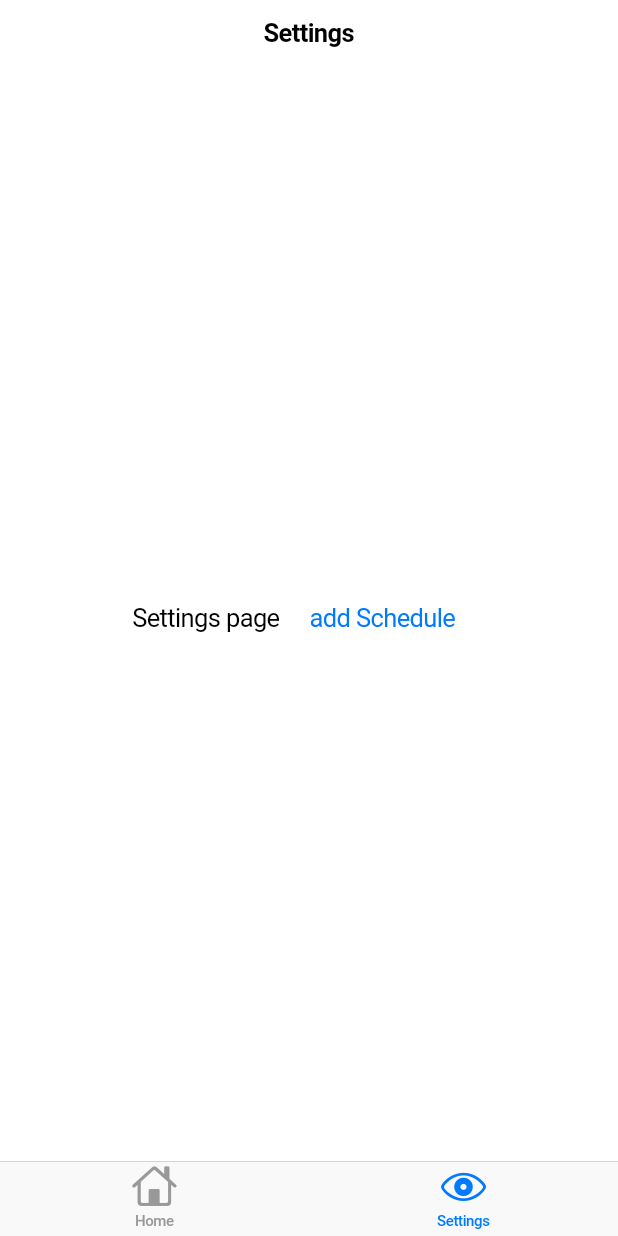
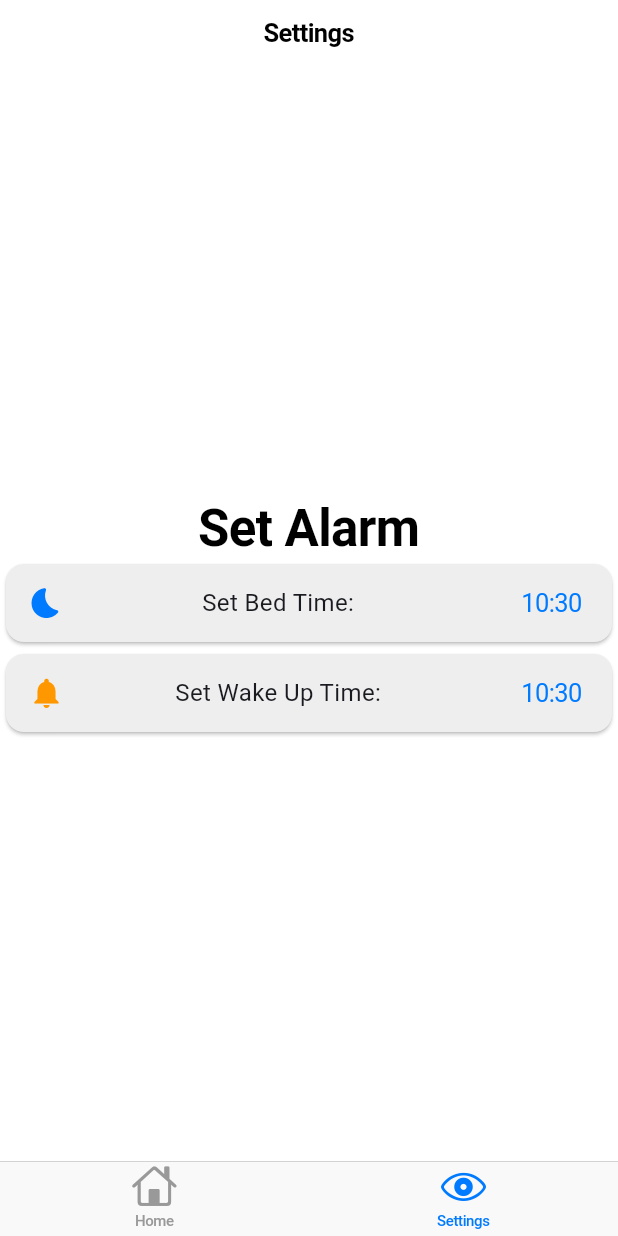
Before and after one commit to ChabanovX/sleep-tracker, a Flutter app: the screen it shows after launch, item 2 of the bottom bar chosen, on a phone screen of 412 x 824 dp. Run offline on Flutter 3.47's test engine with Material 3 defaults, Android fonts, the light colour scheme and no system bars; our stand-ins replace fl_chart, flutter_riverpod, hive, hive_flutter; accounts and stored records are empty.

Commit message:
Setting page

```diff
--- a/sleep_tracker_app/lib/main.dart
+++ b/sleep_tracker_app/lib/main.dart
@@ -1,16 +1,23 @@
-import "package:flutter/cupertino.dart";
-import 'package:flutter/services.dart';
+import 'package:flutter/cupertino.dart';
+import 'package:hive/hive.dart';
+import 'package:hive_flutter/hive_flutter.dart';
+import 'package:provider/provider.dart' as provider;
+import 'package:flutter_riverpod/flutter_riverpod.dart';
 import 'package:provider/provider.dart';
+import 'package:sleep_tracker_app/models/schedule.dart';
+import 'package:sleep_tracker_app/models/time_settings.dart';
+import 'package:sleep_tracker_app/ui/home_page.dart';
+import 'package:sleep_tracker_app/ui/settings_page.dart';
 
-import "package:sleep_tracker_app/ui/home_page.dart";
-import "package:sleep_tracker_app/ui/settings_page.dart";
-import "package:sleep_tracker_app/models/schedule.dart";
-
-int main() {
+void main() async {
   // SystemChrome.setPreferredOrientations(
   //     [DeviceOrientation.portraitUp, DeviceOrientation.portraitDown]);
-  runApp(const MainApp());
-  return 0;
+  WidgetsFlutterBinding.ensureInitialized();
+  await Hive.initFlutter();
+  Hive.registerAdapter(TimeSettingsAdapter());
+  await Hive.openBox<TimeSettings>('timeSettings');
+
+  runApp(const ProviderScope(child: MainApp()));
 }
 
 class MainApp extends StatelessWidget {
@@ -20,7 +27,7 @@ class MainApp extends StatelessWidget {
   Widget build(BuildContext context) {
     return MultiProvider(
       providers: [
-        ChangeNotifierProvider(create: (_) => FullSchedule()),
+        provider.ChangeNotifierProvider(create: (_) => FullSchedule()),
       ],
       child: CupertinoApp(
         debugShowCheckedModeBanner: false,
--- /dev/null
+++ b/sleep_tracker_app/lib/models/time_settings.dart
@@ -0,0 +1,21 @@
+import 'package:hive/hive.dart';
+
+part 'time_settings.g.dart';
+
+@HiveType(typeId: 0)
+class TimeSettings extends HiveObject {
+  @HiveField(0)
+  DateTime bedTime;
+
+  @HiveField(1)
+  DateTime wakeUpTime;
+
+  @HiveField(2)
+  List<bool> activeDays; // List of 7 booleans to represent active days (Mon-Sun)
+
+  TimeSettings({
+    required this.bedTime,
+    required this.wakeUpTime,
+    required this.activeDays,
+  });
+}
--- a/sleep_tracker_app/lib/ui/settings_page.dart
+++ b/sleep_tracker_app/lib/ui/settings_page.dart
@@ -1,32 +1,150 @@
 import 'package:flutter/cupertino.dart';
+import 'package:flutter/material.dart';
+import 'package:flutter_riverpod/flutter_riverpod.dart';
+import 'package:sleep_tracker_app/data/styles.dart';
+import 'package:sleep_tracker_app/models/schedule.dart';
+import 'package:sleep_tracker_app/models/time_settings.dart';
+import 'package:sleep_tracker_app/ui/providers/time_settings_provider.dart';
 
-class SettingsPage extends StatefulWidget {
+class SettingsPage extends ConsumerWidget {
   const SettingsPage({super.key});
 
   @override
-  State<SettingsPage> createState() => _SettingsPageState();
-}
+  Widget build(BuildContext context, WidgetRef ref) {
+    final timeSettings = ref.watch(timeSettingsProvider) ?? TimeSettings(
+      bedTime: DateTime.now(),
+      wakeUpTime: DateTime.now(),
+      activeDays: List.filled(7, false),
+    );
+    final timeSettingsNotifier = ref.read(timeSettingsProvider.notifier);
 
-class _SettingsPageState extends State<SettingsPage> {
-  @override
-  Widget build(BuildContext context) {
     return CupertinoPageScaffold(
-      navigationBar: CupertinoNavigationBar(
+      navigationBar: const CupertinoNavigationBar(
         middle: Text("Settings"),
       ),
-      child: Center(
-        child: Row(
+      child: Column(
         mainAxisAlignment: MainAxisAlignment.center,
         children: [
-            Text("Settings page"),
+          const Text('Set Alarm', style: Styles.titleBold,),
+          Card(
+            color: const Color.fromARGB(255, 238, 238, 238),
+            child: Padding(
+              padding: const EdgeInsets.only(left: 15),
+              child: Row(
+                mainAxisAlignment: MainAxisAlignment.spaceBetween,
+                children: [
+                  const Icon(
+                    Icons.bedtime_rounded,
+                  ),
+                  const Text(
+                    'Set Bed Time:',
+                    style: Styles.subtitle
+                  ),
                   CupertinoButton(
-              child: Text("add Schedule"),
+                    child: Text('${timeSettings.bedTime.hour.toString().padLeft(2, '0')}:${timeSettings.bedTime.minute.toString().padLeft(2, '0')}'),
                     onPressed: () {
+                      showCupertinoModalPopup(
+                        context: context,
+                        builder: (_) => Container(
+                          height: 250,
+                          color: CupertinoColors.white,
+                          child: Column(
+                            children: [
+                              SizedBox(
+                                height: 198,
+                                child: CupertinoDatePicker(
+                                  initialDateTime: timeSettings.bedTime,
+                                  mode: CupertinoDatePickerMode.time,
+                                  onDateTimeChanged: (DateTime newTime) {
+                                    timeSettingsNotifier.updateBedTime(newTime);
+                                  },
+                                ),
+                              ),
+                              CupertinoButton(
+                                child: const Text("Done"),
+                                onPressed: () {
+                                  Navigator.of(context).pop();
                                 },
                               ),
                             ],
                           ),
                         ),
                       );
+                    },
+                  ),
+
+                ],
+              ),
+            ),
+          ),
+          Card(
+            color: Colors.grey[200],
+            child: Padding(
+              padding: const EdgeInsets.only(left: 15),
+              child: Row(
+                mainAxisAlignment: MainAxisAlignment.spaceBetween,
+                children: [
+                  const Icon(
+                    Icons.notifications,
+                    color: Colors.orange,
+                  ),
+                  const Text(
+                    'Set Wake Up Time:',
+                    style: Styles.subtitle
+                  ),
+                  CupertinoButton(
+                    child: Text('${timeSettings.wakeUpTime.hour.toString().padLeft(2, '0')}:${timeSettings.wakeUpTime.minute.toString().padLeft(2, '0')}'),
+                    onPressed: () {
+                      showCupertinoModalPopup(
+                        context: context,
+                        builder: (_) => Container(
+                          height: 250,
+                          color: CupertinoColors.white,
+                          child: Column(
+                            children: [
+                              SizedBox(
+                                height: 198,
+                                child: CupertinoDatePicker(
+                                  initialDateTime: timeSettings.wakeUpTime,
+                                  mode: CupertinoDatePickerMode.time,
+                                  onDateTimeChanged: (DateTime newTime) {
+                                    timeSettingsNotifier.updateWakeUpTime(newTime);
+                                  },
+                                ),
+                              ),
+                              CupertinoButton(
+                                child: const Text("Done"),
+                                onPressed: () {
+                                  Navigator.of(context).pop();
+                                },
+                              ),
+                            ],
+                          ),
+                        ),
+                      );
+                    },
+                  ),
+                ],
+              ),
+            ),
+          ),
+          // const Text("Active Days:"),
+          // Wrap(
+          //   spacing: 8.0,
+          //   children: List<Widget>.generate(7, (int index) {
+          //     return FilterChip(
+          //       label: Text(Day.values[index].toString().split('.').last),
+          //       selected: timeSettings.activeDays[index],
+          //       onSelected: (bool selected) {
+          //         final newActiveDays = List<bool>.from(timeSettings.activeDays);
+          //         newActiveDays[index] = selected;
+          //         timeSettingsNotifier.updateActiveDays(newActiveDays);
+          //       },
+          //     );
+          //   }),
+          // ),
+        ],
+      ),
+    );
   }
 }
```
Also changed, not shown: sleep_tracker_app/lib/ui/providers/time_settings_provider.dart (added, +43 -0 lines), sleep_tracker_app/pubspec.yaml (+7 -1 lines), sleep_tracker_app/lib/models/time_settings.g.dart (added), sleep_tracker_app/lib/ui/home_page.dart (line endings or trailing spaces), sleep_tracker_app/pubspec.lock, 2 other files. Lines whose indentation alone changed are shown as unchanged.
